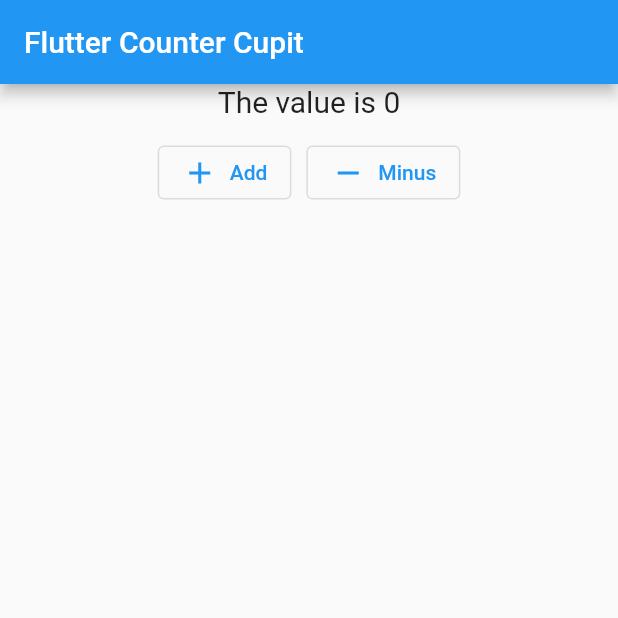
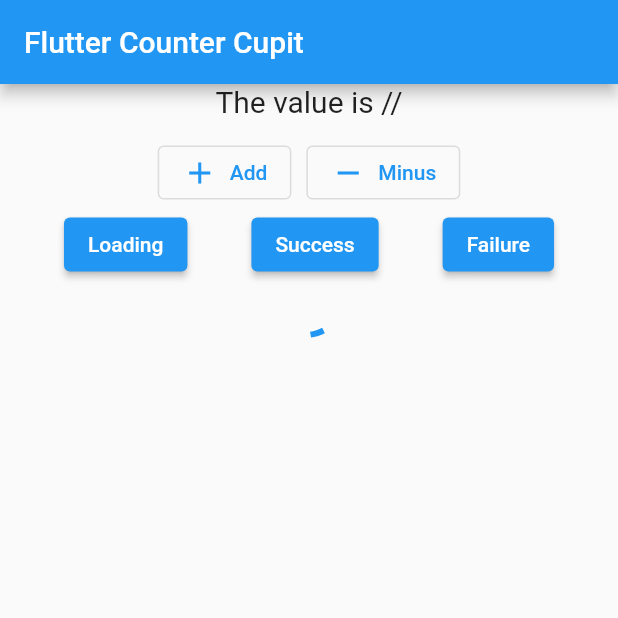
Before and after one commit to MyoMin-Latt/Flutter-Bloc-Pattern, a Flutter app: the screen it shows after launch, on a phone screen of 412 x 824 dp, the top half of it. Run offline on Flutter 3.47's test engine with Material 2 defaults, Android fonts, the phone set to English and light mode, and no system bars; our stand-ins replace bloc, flutter_bloc.

Commit message:
network cubit

```diff
--- /dev/null
+++ b/lib/cubit/network_cubit.dart
@@ -0,0 +1,17 @@
+import 'package:bloc/bloc.dart';
+import 'package:meta/meta.dart';
+
+part 'network_state.dart';
+
+class NetworkCubit extends Cubit<NetworkState> {
+  NetworkCubit() : super(NetworkInitial());
+  void loading(){
+    emit(NetworkInitial());
+  }
+  void success(){
+    emit(NetworkSuccess('This is Data'));
+  }
+  void failure(){
+    emit(NetworkFailure('This is error'));
+  }
+}
--- /dev/null
+++ b/lib/cubit/network_state.dart
@@ -0,0 +1,14 @@
+part of 'network_cubit.dart';
+
+@immutable
+abstract class NetworkState {}
+
+class NetworkInitial extends NetworkState {}
+class NetworkSuccess extends NetworkState{
+  final String data;
+  NetworkSuccess(this.data);
+}
+class NetworkFailure extends NetworkState{
+  final String error;
+  NetworkFailure(this.error);
+}
--- a/lib/main.dart
+++ b/lib/main.dart
@@ -1,6 +1,7 @@
 import 'dart:developer';
 
 import 'package:counter_cubit/cubit/counter_cubit.dart';
+import 'package:counter_cubit/cubit/network_cubit.dart';
 import 'package:flutter/material.dart';
 import 'package:flutter_bloc/flutter_bloc.dart';
 
@@ -21,8 +22,11 @@ class Home extends StatelessWidget {
 
   @override
   Widget build(BuildContext context) {
-    return BlocProvider(
-      create: (context) => CounterCubit(),
+    return MultiBlocProvider(
+      providers: [
+        BlocProvider(create: (context) => CounterCubit(),),
+        BlocProvider(create: (context) => NetworkCubit(),),
+      ],
       child: MaterialApp(
         home: Scaffold(
           appBar: AppBar(
@@ -34,7 +38,7 @@ class Home extends StatelessWidget {
                 children: [
                   Center(
                       child: Text(
-                    'The value is $state',
+                    'The value is //',
                     style: TextStyle(fontSize: 20),
                   )),
                   SizedBox(
@@ -59,6 +63,33 @@ class Home extends StatelessWidget {
                           icon: Icon(Icons.remove),
                           label: Text('Minus')),
                     ],
+                  ),
+                  Row(
+                    mainAxisAlignment: MainAxisAlignment.spaceEvenly,
+                    children: [
+                      ElevatedButton(onPressed: () {
+                        BlocProvider.of<NetworkCubit>(context).loading();
+                      }, child: Text("Loading")),
+                      ElevatedButton(onPressed: () {
+                        BlocProvider.of<NetworkCubit>(context).success();
+                      }, child: Text("Success")),
+                      ElevatedButton(onPressed: () {
+                        BlocProvider.of<NetworkCubit>(context).failure();
+                      }, child: Text("Failure")),
+                    ],
+                  ),
+                  BlocBuilder<NetworkCubit, NetworkState>(
+                    builder: (context, state){
+                      if(state is NetworkSuccess){
+                        return Text(state.data);
+                      }
+                      else if(state is NetworkFailure){
+                        return Text(state.error);
+                      }
+                      else{
+                        return Center(child: CircularProgressIndicator(),);
+                      }
+                    }
                   )
                 ],
               );
```
